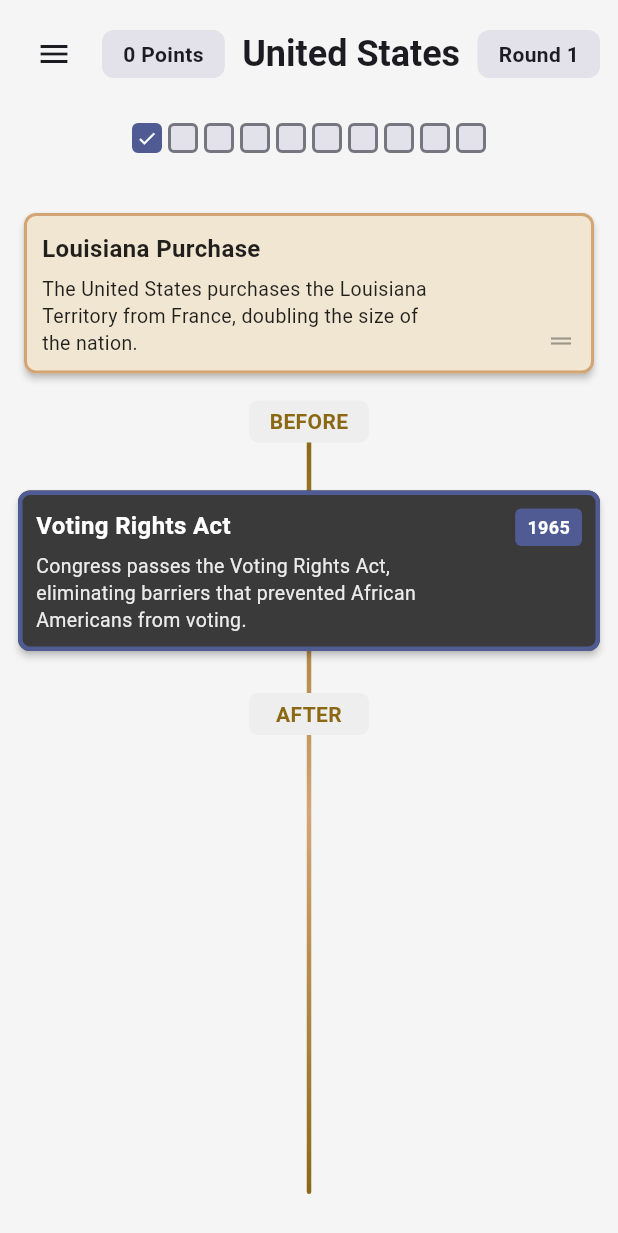
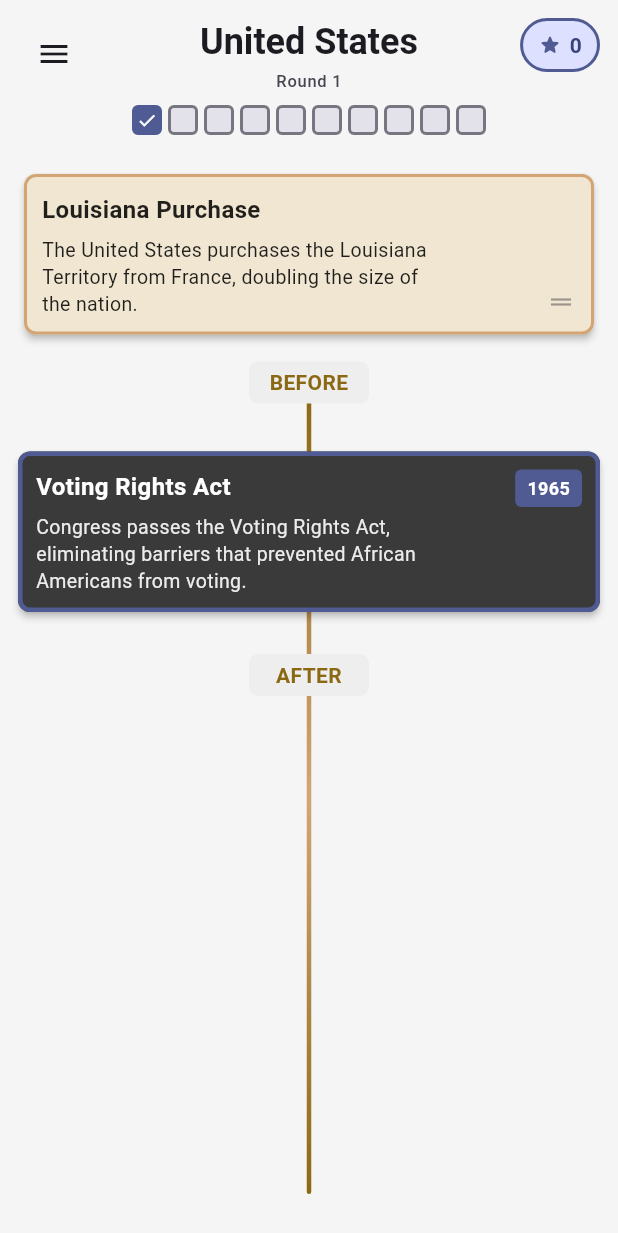
Before and after one commit to elifiner/finer-history, a Flutter app: the screen it shows after launch, on a phone screen of 412 x 824 dp. Shown: the top 1233 px of the screen. Run offline on Flutter 3.47's test engine with Material 3 defaults, Android fonts, the phone set to English and light mode, and no system bars; our stand-ins replace shared_preferences.

Commit message:
Gamify score and round displays with icons and improved layout

```diff
--- a/lib/screens/game_screen.dart
+++ b/lib/screens/game_screen.dart
@@ -105,9 +105,13 @@ class GameScreen extends StatelessWidget {
       padding: const EdgeInsets.all(12),
       child: Column(
         children: [
-          // Top row: Hamburger, Points, Title, Round
+          // Top row: Hamburger, Title (centered), Points
+          Stack(
+            children: [
+              // Layout row for hamburger and points
               Row(
-            mainAxisAlignment: MainAxisAlignment.center,
+                mainAxisAlignment: MainAxisAlignment.spaceBetween,
+                crossAxisAlignment: CrossAxisAlignment.start,
                 children: [
                   // Hamburger menu icon
                   Builder(
@@ -120,26 +124,52 @@ class GameScreen extends StatelessWidget {
                       constraints: const BoxConstraints(),
                     ),
                   ),
-              const SizedBox(width: 8),
-              // Points box
-              Container(
+                  // Points box with animation
+                  AnimatedSwitcher(
+                    duration: const Duration(milliseconds: 300),
+                    child: Container(
+                      key: ValueKey(state.totalPoints),
                       padding: const EdgeInsets.symmetric(
-                  horizontal: 14,
+                        horizontal: 10,
                         vertical: 6,
                       ),
                       decoration: BoxDecoration(
-                  color: colorScheme.surfaceContainerHighest,
-                  borderRadius: BorderRadius.circular(8),
+                        color: colorScheme.primaryContainer,
+                        borderRadius: BorderRadius.circular(20),
+                        border: Border.all(
+                          color: colorScheme.primary,
+                          width: 2,
                         ),
-                child: Text(
-                  '${state.totalPoints} Points',
+                      ),
+                      child: Row(
+                        mainAxisSize: MainAxisSize.min,
+                        children: [
+                          Icon(
+                            Icons.star_rounded,
+                            color: colorScheme.primary,
+                            size: 16,
+                          ),
+                          const SizedBox(width: 5),
+                          Text(
+                            '${state.totalPoints}',
                             style: theme.textTheme.bodyMedium?.copyWith(
-                    fontWeight: FontWeight.w600,
-                    color: colorScheme.onSurface,
+                              fontWeight: FontWeight.bold,
+                              color: colorScheme.onPrimaryContainer,
+                            ),
+                          ),
+                        ],
                       ),
                     ),
                   ),
-              const Spacer(),
+                ],
+              ),
+              // Title with round number below - centered
+              Align(
+                alignment: Alignment.topCenter,
+                child: Column(
+                  mainAxisSize: MainAxisSize.min,
+                  crossAxisAlignment: CrossAxisAlignment.center,
+                  children: [
                     // Title (current topic name)
                     Text(
                       gameProvider.currentTopic?.displayName ?? 'History',
@@ -148,98 +178,22 @@ class GameScreen extends StatelessWidget {
                         color: colorScheme.onSurface,
                       ),
                     ),
-              const Spacer(),
-              // Round box
-              Container(
-                padding: const EdgeInsets.symmetric(
-                  horizontal: 14,
-                  vertical: 6,
+                    const SizedBox(height: 2),
+                    // Round number in small text
+                    Text(
+                      'Round ${state.currentRound}',
+                      style: theme.textTheme.labelSmall?.copyWith(
+                        color: colorScheme.onSurfaceVariant,
                       ),
-                decoration: BoxDecoration(
-                  color: colorScheme.surfaceContainerHighest,
-                  borderRadius: BorderRadius.circular(8),
                     ),
-                child: Text(
-                  'Round ${state.currentRound}',
-                  style: theme.textTheme.bodyMedium?.copyWith(
-                    fontWeight: FontWeight.w600,
-                    color: colorScheme.onSurface,
-                  ),
+                  ],
                 ),
               ),
             ],
           ),
           const SizedBox(height: 8),
-          // Progress boxes - centered using Stack for reliable centering
-          Stack(
-            children: [
-              // Invisible row to match top row structure for alignment
-              Row(
-                children: [
-                  Builder(
-                    builder: (builderContext) => IconButton(
-                      icon: Icon(Icons.menu, color: Colors.transparent),
-                      onPressed: () {},
-                      padding: EdgeInsets.zero,
-                      constraints: const BoxConstraints(),
-                    ),
-                  ),
-                  const SizedBox(width: 8),
-                  Opacity(
-                    opacity: 0,
-                    child: Container(
-                      padding: const EdgeInsets.symmetric(
-                        horizontal: 14,
-                        vertical: 6,
-                      ),
-                      decoration: BoxDecoration(
-                        color: colorScheme.surfaceContainerHighest,
-                        borderRadius: BorderRadius.circular(8),
-                      ),
-                      child: Text(
-                        '${state.totalPoints} Points',
-                        style: theme.textTheme.bodyMedium?.copyWith(
-                          fontWeight: FontWeight.w600,
-                          color: colorScheme.onSurface,
-                        ),
-                      ),
-                    ),
-                  ),
-                  const Spacer(),
-                  // Invisible title for measurement
-                  Text(
-                    gameProvider.currentTopic?.displayName ?? 'History',
-                    style: theme.textTheme.headlineSmall?.copyWith(
-                      fontWeight: FontWeight.bold,
-                      color: Colors.transparent,
-                    ),
-                  ),
-                  const Spacer(),
-                  Opacity(
-                    opacity: 0,
-                    child: Container(
-                      padding: const EdgeInsets.symmetric(
-                        horizontal: 14,
-                        vertical: 6,
-                      ),
-                      decoration: BoxDecoration(
-                        color: colorScheme.surfaceContainerHighest,
-                        borderRadius: BorderRadius.circular(8),
-                      ),
-                      child: Text(
-                        'Round ${state.currentRound}',
-                        style: theme.textTheme.bodyMedium?.copyWith(
-                          fontWeight: FontWeight.w600,
-                          color: colorScheme.onSurface,
-                        ),
-                      ),
-                    ),
-                  ),
-                ],
-              ),
-              // Progress boxes centered
-              Positioned.fill(
-                child: Center(
+          // Progress boxes - centered under title
+          Center(
             child: Row(
               mainAxisSize: MainAxisSize.min,
               children: List.generate(
@@ -271,9 +225,6 @@ class GameScreen extends StatelessWidget {
                 ),
               ),
             ),
-                ),
-              ),
-            ],
           ),
         ],
       ),
```
Lines whose indentation alone changed are shown as unchanged.
